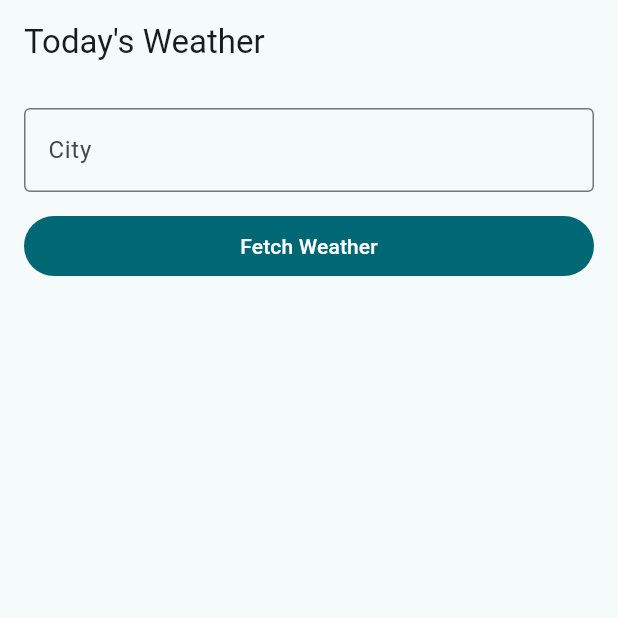
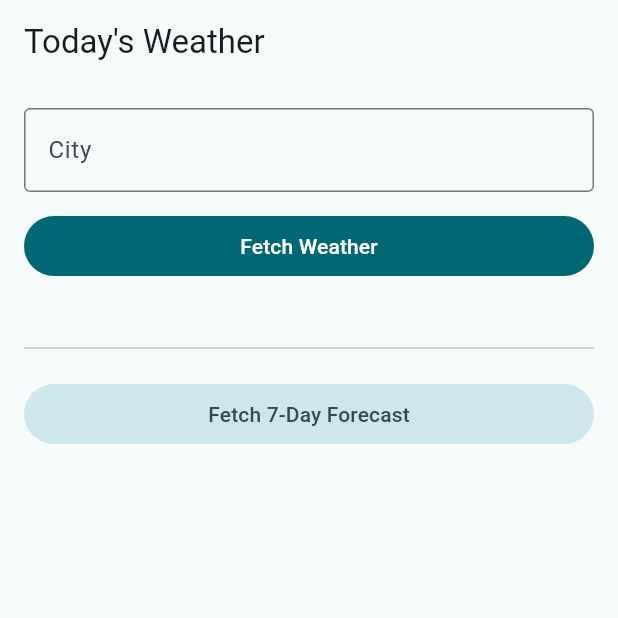
Before and after one commit to harshprogramming/weather_info_app, a Flutter app: the screen it shows after launch, on a phone screen of 412 x 824 dp, the top half of it. Run offline on Flutter 3.47's test engine with Material 3 defaults, Android fonts, the phone set to English and light mode, and no system bars.

Commit message:
Implemented 7-day weather forecast feature

```diff
--- a/lib/main.dart
+++ b/lib/main.dart
@@ -31,6 +31,8 @@ class _WeatherHomeState extends State<WeatherHome> {
   int? tempC;
   String? condition;
 
+  List<DayForecast> forecast = [];
+
   final _rng = Random();
   final _conditions = ["Sunny", "Cloudy", "Rainy"];
 
@@ -41,6 +43,23 @@ class _WeatherHomeState extends State<WeatherHome> {
       city = input;
       tempC = 15 + _rng.nextInt(16);
       condition = _conditions[_rng.nextInt(_conditions.length)];
+    });
+  }
+
+  void _fetch7Day() {
+    final input = _cityCtrl.text.trim();
+    if (input.isEmpty) return;
+
+    final List<DayForecast> days = List.generate(7, (i) {
+      final date = DateTime.now().add(Duration(days: i + 1));
+      final t = 15 + _rng.nextInt(16);
+      final c = _conditions[_rng.nextInt(_conditions.length)];
+      return DayForecast(city: input, date: date, tempC: t, condition: c);
+    });
+
+    setState(() {
+      city = input;
+      forecast = days;
     });
   }
 
@@ -61,19 +80,42 @@ class _WeatherHomeState extends State<WeatherHome> {
               ),
             ),
             const SizedBox(height: 12),
+
             FilledButton(
               onPressed: _fetchToday,
               child: const Text("Fetch Weather"),
             ),
+
             const SizedBox(height: 24),
+
             if (city != null && tempC != null && condition != null) ...[
               Card(
                 child: ListTile(
                   title: Text("$tempC°C  •  $condition"),
                   subtitle: Text(city!),
-
                 ),
               ),
+            ],
+
+            const Divider(height: 40),
+
+            FilledButton.tonal(
+              onPressed: _fetch7Day,
+              child: const Text("Fetch 7-Day Forecast"),
+            ),
+            const SizedBox(height: 12),
+
+            if (forecast.isNotEmpty) ...[
+              Text("7-Day Forecast for ${forecast.first.city}",
+                  style: Theme.of(context).textTheme.titleMedium),
+              const SizedBox(height: 8),
+              for (final d in forecast)
+                Card(
+                  child: ListTile(
+                    title: Text("${d.tempC}°C  •  ${d.condition}"),
+                    subtitle: Text(d.city),
+                  ),
+                ),
             ],
           ],
         ),
@@ -81,3 +123,17 @@ class _WeatherHomeState extends State<WeatherHome> {
     );
   }
 }
+
+class DayForecast {
+  final String city;
+  final DateTime date;
+  final int tempC;
+  final String condition;
+
+  DayForecast({
+    required this.city,
+    required this.date,
+    required this.tempC,
+    required this.condition,
+  });
+}
```
